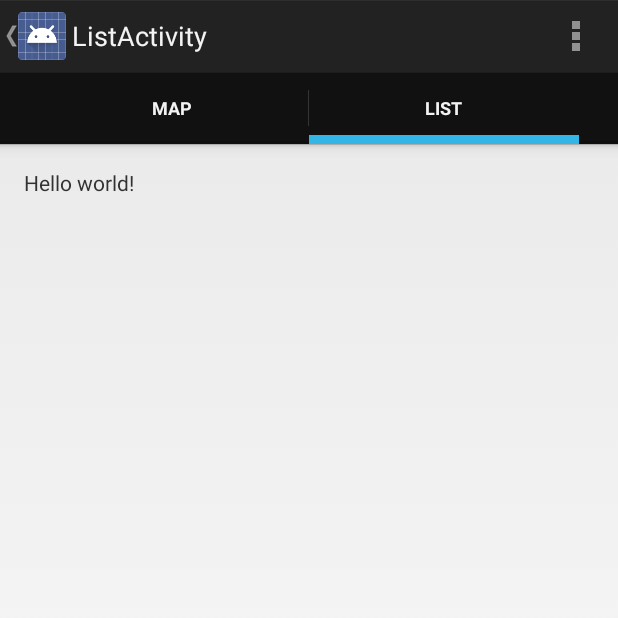
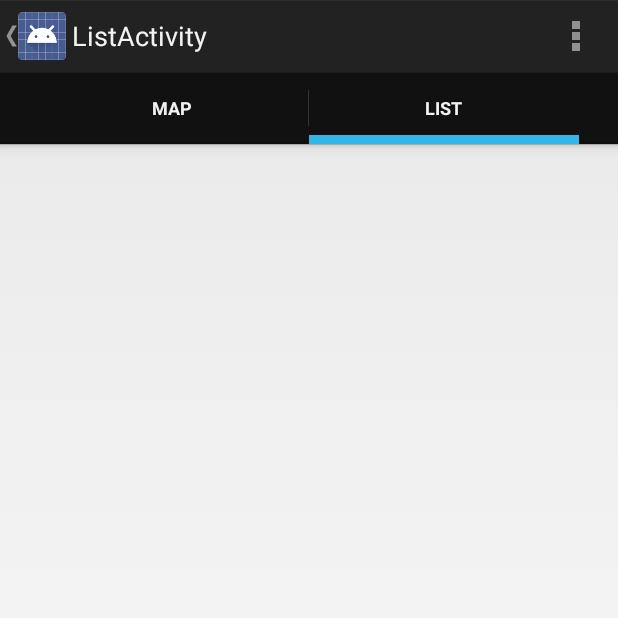
Before and after one commit to bak1an/spawncamping-octo-shame, an Android app: the ListActivity screen opened directly, with no data from a screen before it, on a phone screen of 412 x 824 dp, the top half of it. Run offline under Robolectric (Android 15) with nearby library versions, the phone set to English and light mode, and no system bars; libraries missing offline, so code that uses them is left out: de.greenrobot.event; 3 statements that could not run were skipped.

Commit message:
implement simple list view

```diff
--- a/app/src/main/java/so/bak1an/octoshame/ListActivity.java
+++ b/app/src/main/java/so/bak1an/octoshame/ListActivity.java
@@ -1,18 +1,22 @@
 package so.bak1an.octoshame;
 
-import android.app.Activity;
 import android.os.Bundle;
 import android.util.Log;
 import android.view.Menu;
 import android.view.MenuItem;
+import android.view.View;
+import android.widget.AdapterView;
+import android.widget.ArrayAdapter;
+import android.widget.ListView;
+import android.widget.Toast;
 
-import com.google.android.gms.maps.model.LatLng;
-import com.google.android.gms.maps.model.MarkerOptions;
-
+import java.util.ArrayList;
 import java.util.List;
 
 import de.greenrobot.event.EventBus;
+import generated.DaoSession;
 import generated.Point;
+import generated.PointDao;
 import so.bak1an.octoshame.base.BaseActivity;
 import so.bak1an.octoshame.event.PointsLoaded;
 
@@ -25,6 +29,28 @@ public class ListActivity extends BaseActivity {
         super.onCreate(savedInstanceState);
         setContentView(R.layout.activity_list);
         EventBus.getDefault().register(this);
+
+        App context = ((App)getApplicationContext());
+        DaoSession session = context.getDaoSession();
+        PointDao dao = session.getPointDao();
+        List<Point> points = dao.loadAll();
+        List<String> titles = new ArrayList<String>(points.size());
+        for (Point p : points) {
+            titles.add(p.getTitle());
+        }
+        final ListView listview = (ListView) findViewById(R.id.listview);
+        ArrayAdapter<String> adapter = new ArrayAdapter<String>(this,
+                android.R.layout.simple_list_item_1, android.R.id.text1, titles);
+        listview.setAdapter(adapter);
+        listview.setOnItemClickListener(new AdapterView.OnItemClickListener() {
+            @Override
+            public void onItemClick(AdapterView<?> parent, View view, int position, long id) {
+                String  itemValue  = (String) listview.getItemAtPosition(position);
+                Toast.makeText(getApplicationContext(),
+                        "Position :" + position + "  ListItem : " + itemValue, Toast.LENGTH_LONG)
+                        .show();
+            }
+        });
     }
 
     @Override
--- a/app/src/main/java/so/bak1an/octoshame/LoadPointsService.java
+++ b/app/src/main/java/so/bak1an/octoshame/LoadPointsService.java
@@ -2,8 +2,8 @@ package so.bak1an.octoshame;
 
 import android.app.ActivityManager;
 import android.app.IntentService;
+import android.content.Context;
 import android.content.Intent;
-import android.content.Context;
 import android.util.Log;
 
 import java.util.HashSet;
--- a/app/src/main/java/so/bak1an/octoshame/PointsMap.java
+++ b/app/src/main/java/so/bak1an/octoshame/PointsMap.java
@@ -3,7 +3,6 @@ package so.bak1an.octoshame;
 import android.location.Criteria;
 import android.location.Location;
 import android.location.LocationManager;
-import android.support.v4.app.FragmentActivity;
 import android.os.Bundle;
 import android.util.Log;
 import android.widget.Toast;
@@ -22,7 +21,6 @@ import generated.Point;
 import generated.PointDao;
 import so.bak1an.octoshame.base.BaseActivity;
 import so.bak1an.octoshame.event.PointsLoaded;
-import so.bak1an.octoshame.rest.PointsApi;
 
 public class PointsMap extends BaseActivity {
 
@@ -75,7 +73,6 @@ public class PointsMap extends BaseActivity {
         }
 
         App context = ((App)getApplicationContext());
-        PointsApi api = context.getPointsApi();
         DaoSession session = context.getDaoSession();
         PointDao dao = session.getPointDao();
         List<Point> points = dao.loadAll();
--- a/app/src/main/java/so/bak1an/octoshame/base/BaseActivity.java
+++ b/app/src/main/java/so/bak1an/octoshame/base/BaseActivity.java
@@ -6,7 +6,6 @@ import android.app.FragmentTransaction;
 import android.content.Intent;
 import android.os.Bundle;
 import android.support.v4.app.FragmentActivity;
-import android.util.Log;
 
 import so.bak1an.octoshame.ListActivity;
 import so.bak1an.octoshame.PointsMap;
--- a/app/src/main/java/so/bak1an/octoshame/rest/PointsApi.java
+++ b/app/src/main/java/so/bak1an/octoshame/rest/PointsApi.java
@@ -1,8 +1,5 @@
 package so.bak1an.octoshame.rest;
 
-import java.util.List;
-
-import generated.Point;
 import retrofit.http.GET;
 import so.bak1an.octoshame.rest.entity.PointsList;
 
--- a/app/src/main/res/layout/activity_list.xml
+++ b/app/src/main/res/layout/activity_list.xml
@@ -8,8 +8,8 @@
     android:paddingBottom="@dimen/activity_vertical_margin"
     tools:context="so.bak1an.octoshame.ListActivity">
 
-    <TextView
-        android:text="@string/hello_world"
+    <ListView xmlns:android="http://schemas.android.com/apk/res/android"
+        android:id="@+id/listview"
         android:layout_width="wrap_content"
         android:layout_height="wrap_content" />
 
```
